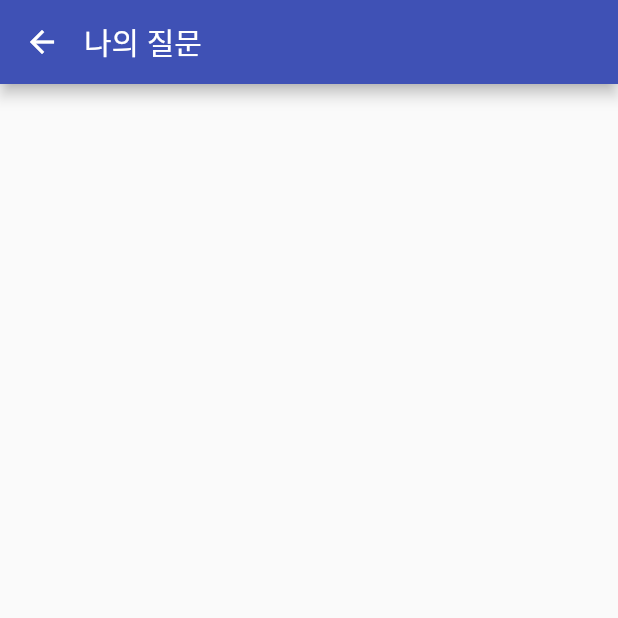
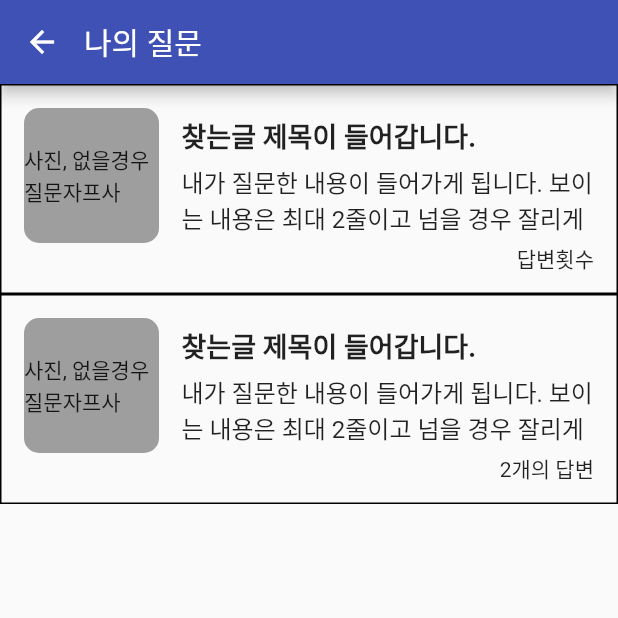
Before and after one commit to JJulme/jigu, a Flutter app: the MypageQuestionScreen screen opened directly, on a phone screen of 412 x 824 dp, the top half of it. Run offline on Flutter 3.47's test engine with Material 2 defaults, Android fonts, the light colour scheme and no system bars; our stand-ins replace fluttertoast, get, image_picker, share.

Commit message:
mypage 하위항목 수정

```diff
--- a/lib/screen/mypage/mypage_question_screen.dart
+++ b/lib/screen/mypage/mypage_question_screen.dart
@@ -1,4 +1,6 @@
 import 'package:flutter/material.dart';
+import 'package:get/get.dart';
+import 'package:jigu/screen/mypage/mypage_question_detail_screen.dart';
 
 class MypageQuestionScreen extends StatefulWidget {
   const MypageQuestionScreen({super.key});
@@ -16,6 +18,66 @@ class _MypageQuestionScreenState extends State<MypageQuestionScreen> {
         titleSpacing: 0,
         title: const Text("나의 질문"),
       ),
+      body: SafeArea(
+          child: Column(
+        children: [
+          myQuestions("답변횟수", const MypageQuestionDetailScreen()),
+          myQuestions("2개의 답변", const MypageQuestionDetailScreen())
+        ],
+      )),
+    );
+  }
+
+  Widget myQuestions(String text, dynamic page) {
+    return InkWell(
+      onTap: () => Get.to(page),
+      child: Container(
+        padding: const EdgeInsets.fromLTRB(15, 15, 15, 10),
+        decoration: BoxDecoration(border: Border.all()),
+        height: 140,
+        child: Column(
+          children: [
+            Row(
+              children: [
+                Container(
+                  height: 90,
+                  width: 90,
+                  margin: const EdgeInsets.fromLTRB(0, 0, 15, 0),
+                  decoration: const BoxDecoration(
+                    color: Colors.grey,
+                    borderRadius: BorderRadius.all(Radius.circular(10)),
+                  ),
+                  child: const Center(child: Text("사진, 없을경우 질문자프사")),
+                ),
+                //Flexible 텍스트 넘침 방지
+                const Flexible(
+                  child: Column(
+                    mainAxisAlignment: MainAxisAlignment.center,
+                    crossAxisAlignment: CrossAxisAlignment.start,
+                    children: [
+                      Text(
+                        "찾는글 제목이 들어갑니다.",
+                        style: TextStyle(
+                            fontSize: 18, fontWeight: FontWeight.bold),
+                      ),
+                      SizedBox(height: 5),
+                      Text(
+                        "내가 질문한 내용이 들어가게 됩니다. 보이는 내용은 최대 2줄이고 넘을 경우 잘리게 됩니다.",
+                        maxLines: 2,
+                        style: TextStyle(fontSize: 16),
+                      ),
+                    ],
+                  ),
+                )
+              ],
+            ),
+            Align(
+              alignment: Alignment.centerRight,
+              child: Text(text),
+            )
+          ],
+        ),
+      ),
     );
   }
 }
--- a/lib/screen/mypage/mypage_screen.dart
+++ b/lib/screen/mypage/mypage_screen.dart
@@ -1,14 +1,17 @@
 import 'package:flutter/material.dart';
 import 'package:get/get.dart';
 import 'package:jigu/screen/login/login_screen.dart';
+import 'package:jigu/screen/mypage/mypage_answer_screen.dart';
 import 'package:jigu/screen/mypage/mypage_common_modify_screen.dart';
 import 'package:jigu/screen/mypage/mypage_notice_screen.dart';
+import 'package:jigu/screen/mypage/mypage_noticeboard_screen.dart';
 import 'package:jigu/screen/mypage/mypage_question_screen.dart';
 import 'package:jigu/screen/mypage/mypage_setting_screen.dart';
 import 'package:jigu/screen/mypage/myseller/myseller_answer_screen.dart';
 import 'package:jigu/screen/mypage/myseller/myseller_modify_screen.dart';
 import 'package:jigu/screen/mypage/myseller/myseller_news_screen.dart';
 import 'package:jigu/screen/mypage/myseller/myseller_promotion_screen.dart';
+import 'package:jigu/screen/noticeboard/mypage_seller_screen.dart';
 
 class MypageScreen extends StatefulWidget {
   const MypageScreen({super.key});
@@ -153,14 +156,14 @@ class _MypageScreenState extends State<MypageScreen> {
             style: TextStyle(fontSize: 20, fontWeight: FontWeight.w600)),
         const SizedBox(height: 10),
         mypageRouter("나의 질문", const MypageQuestionScreen()),
-        mypageRouter("나의 답변", const MypageQuestionScreen()),
+        mypageRouter("나의 답변", const MypageAnswerScreen()),
         //관심목록
         const Divider(color: Colors.grey, thickness: 1.0, height: 35),
         const Text("관심목록",
             style: TextStyle(fontSize: 20, fontWeight: FontWeight.w600)),
         const SizedBox(height: 10),
-        mypageRouter("홍보글", const MypageQuestionScreen()),
-        mypageRouter("판매자", const MypageQuestionScreen()),
+        mypageRouter("홍보글", const MypageNoticeboardScreen()),
+        mypageRouter("판매자", const MypageSellerScreen()),
       ],
     );
   }
```
Also changed, not shown: lib/screen/mypage/mypage_answer_detail_screen.dart (added, +86 -0 lines), lib/screen/mypage/mypage_answer_screen.dart (+81 -0 lines), lib/screen/mypage/mypage_noticeboard_screen.dart (added, +57 -0 lines), lib/screen/mypage/mypage_question_detail_screen.dart (added, +132 -0 lines), lib/screen/noticeboard/mypage_seller_screen.dart (added, +81 -0 lines).
